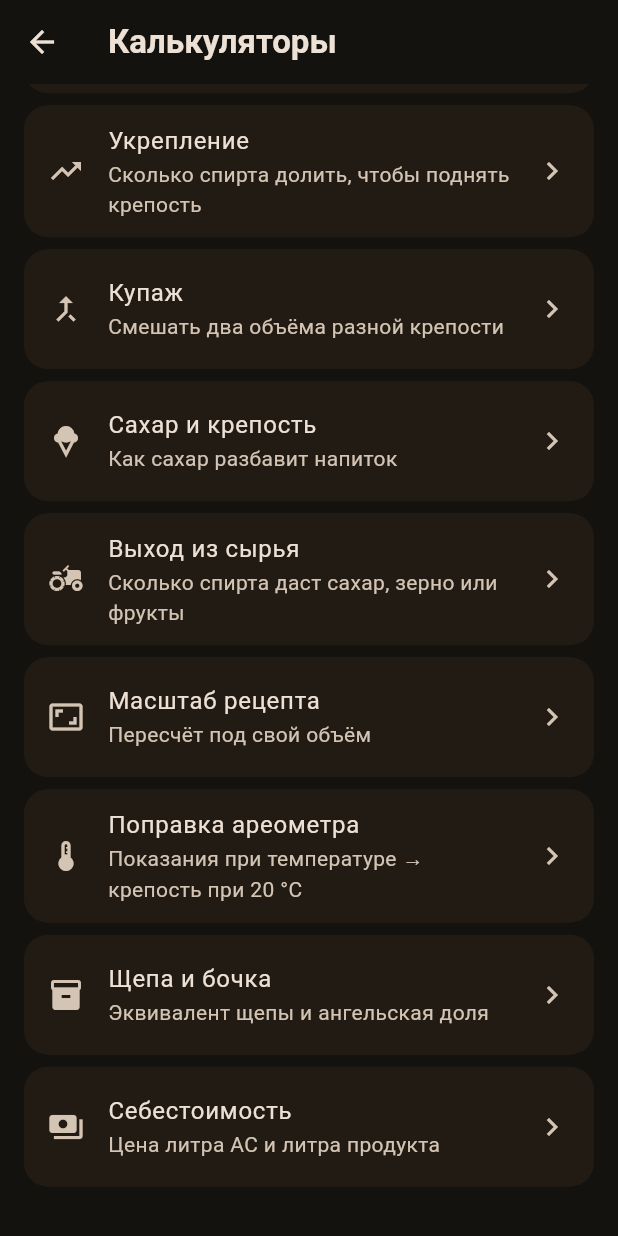
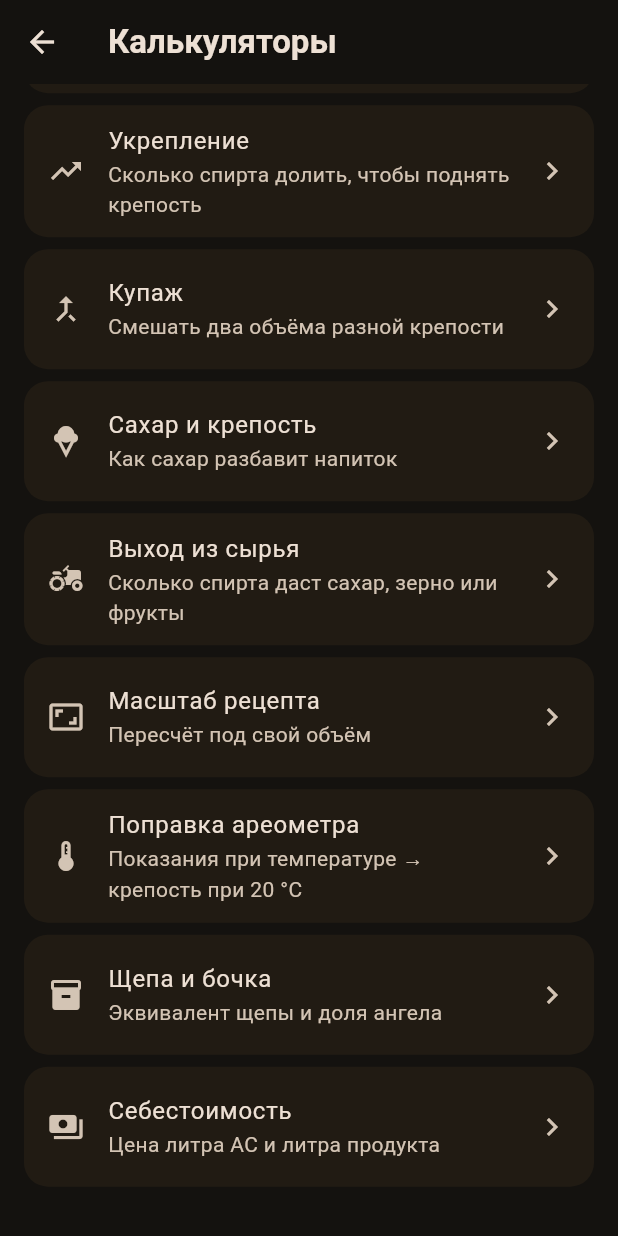
Before and after one commit to grifmax/kalendar-samogon, a Flutter app: the CalculatorsScreen screen opened directly, scrolled down 385 dp, on a phone screen of 412 x 824 dp. Run offline on Flutter 3.47's test engine with Material 3 defaults, Android fonts, the phone set to English and light mode, and no system bars; our stand-ins replace drift, drift_flutter, file_picker, fl_chart, flutter_local_notifications, flutter_timezone and 3 more; accounts and stored records are empty; generated files the repository leaves out were written again.

Commit message:
fix: термин «доля ангела» вместо «ангельская доля»

```diff
--- a/app/lib/app/app_version.dart
+++ b/app/lib/app/app_version.dart
@@ -3,4 +3,4 @@
 /// Держим в синхроне с VERSION в корне проекта и `version:` в pubspec.yaml.
 /// Отдельная константа вместо package_info_plus: плагин не собирался под
 /// Android в текущей связке зависимостей, а показывать нужно только строку.
-const String kAppVersion = '0.5.0';
+const String kAppVersion = '0.5.1';
--- a/app/lib/data/repositories/production_repository.dart
+++ b/app/lib/data/repositories/production_repository.dart
@@ -179,7 +179,7 @@ class ProductionRepository {
     await (db.delete(db.aging)..where((t) => t.id.equals(id))).go();
   }
 
-  /// Прогноз остатка с учётом ангельской доли.
+  /// Прогноз остатка с учётом доли ангела.
   static double projectedVolume({
     required double volumeL,
     required DateTime startedAt,
--- a/app/lib/domain/calculators.dart
+++ b/app/lib/domain/calculators.dart
@@ -217,7 +217,7 @@ double chipsEquivalentGrams({required double volumeL, required double months}) {
   return volumeL * months * speed;
 }
 
-/// Ангельская доля: сколько литров испарится за [months] месяцев.
+/// Доля ангела: сколько литров испарится за [months] месяцев.
 ///
 /// [annualPercent] — потери в год: 2–3% в прохладе, до 5% в жаре,
 /// 10–15% в малых бочках 5–10 л.
@@ -290,7 +290,7 @@ double blendThree({
   return (v1 * a1 + v2 * a2 + v3 * a3) / total;
 }
 
-/// Сколько долить в бочку, чтобы компенсировать ангельскую долю.
+/// Сколько долить в бочку, чтобы компенсировать долю ангела.
 ///
 /// [currentL] — сколько сейчас в бочке, [targetL] — до какого уровня доливать.
 double topUpNeeded({required double currentL, required double targetL}) {
--- a/app/lib/features/aging/aging_tab.dart
+++ b/app/lib/features/aging/aging_tab.dart
@@ -197,7 +197,7 @@ class _AgingCard extends StatelessWidget {
               _row('Залито', formatVolume(volume)),
               _row('Осталось (расчёт)', formatVolume(remaining)),
               _row(
-                'Ангельская доля',
+                'Доля ангела',
                 '${formatVolume(loss)} '
                     '(${volume > 0 ? (loss / volume * 100).round() : 0}%)',
               ),
--- a/app/lib/features/calculators/calculators_screen.dart
+++ b/app/lib/features/calculators/calculators_screen.dart
@@ -77,7 +77,7 @@ class CalculatorsScreen extends StatelessWidget {
     ),
     _CalcEntry(
       'Щепа и бочка',
-      'Эквивалент щепы и ангельская доля',
+      'Эквивалент щепы и доля ангела',
       Icons.inventory_2,
       () => const _ChipsCalculator(),
     ),
@@ -1293,7 +1293,7 @@ class _ChipsCalculatorState extends State<_ChipsCalculator> {
         ),
         _NumField(
           controller: _barrel,
-          label: 'Объём бочки (для ангельской доли)',
+          label: 'Объём бочки (для доли ангела)',
           suffix: 'л',
           onChanged: () => setState(() {}),
         ),
--- a/app/pubspec.yaml
+++ b/app/pubspec.yaml
@@ -3,7 +3,7 @@ description: "Календарь самогонщика — рецепты, па
 publish_to: 'none'
 
 # Версию синхронизируем с VERSION в корне проекта (docs/CONVENTIONS.md).
-version: 0.5.0+6
+version: 0.5.1+7
 
 environment:
   sdk: ^3.14.0
```
Also changed, not shown: 5 other files.
